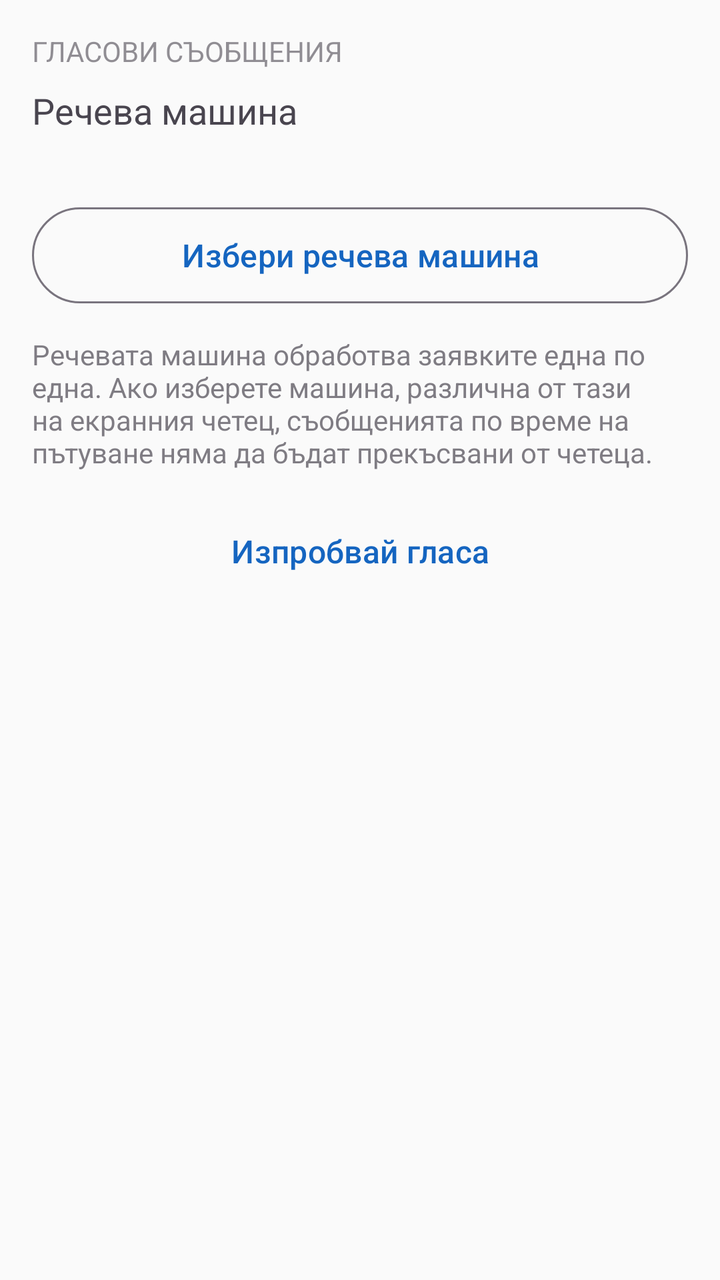
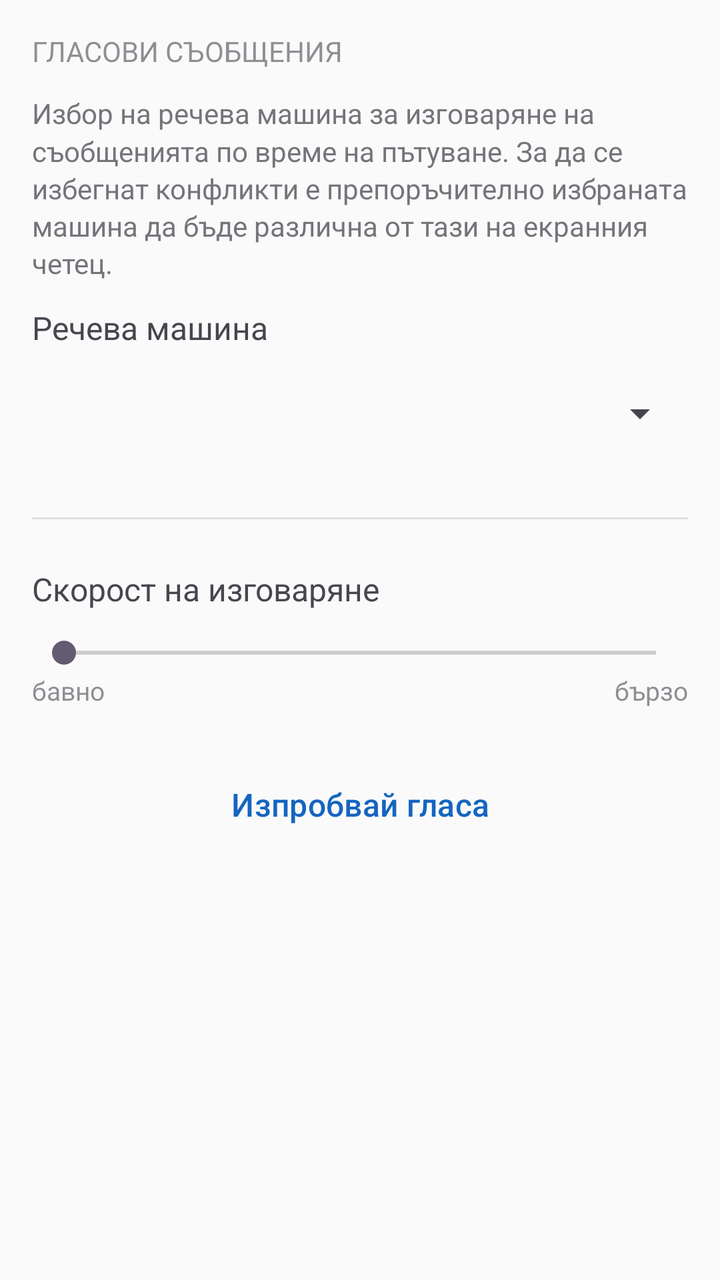

Two renders of the same Android screen: before a commit and after it. Below are the layout's source before the change and the commit's diff.
<!-- AndroidManifest.xml: application theme Theme.SofiaTransit -->
<!-- res/layout/fragment_settings.xml -->
<?xml version="1.0" encoding="utf-8"?>
<ScrollView xmlns:android="http://schemas.android.com/apk/res/android"
    android:layout_width="match_parent"
    android:layout_height="match_parent"
    android:padding="16dp">

    <LinearLayout
        android:layout_width="match_parent"
        android:layout_height="wrap_content"
        android:orientation="vertical">

        <TextView
            android:layout_width="match_parent"
            android:layout_height="wrap_content"
            android:text="Гласови съобщения"
            android:textSize="14sp"
            android:textAllCaps="true"
            android:alpha="0.6"
            android:accessibilityHeading="true"
            android:paddingBottom="8dp"/>

        <TextView android:id="@+id/tvEngineLabel"
            android:layout_width="match_parent"
            android:layout_height="wrap_content"
            android:text="Речева машина"
            android:textSize="18sp"/>

        <TextView android:id="@+id/tvEngineCurrent"
            android:layout_width="match_parent"
            android:layout_height="wrap_content"
            android:textSize="15sp"
            android:alpha="0.7"
            android:paddingTop="4dp"/>

        <Button android:id="@+id/btnChooseEngine"
            android:layout_width="match_parent"
            android:layout_height="56dp"
            android:layout_marginTop="8dp"
            android:text="Избери речева машина"
            style="@style/Widget.Material3.Button.OutlinedButton"/>

        <TextView
            android:layout_width="match_parent"
            android:layout_height="wrap_content"
            android:text="Речевата машина обработва заявките една по една. Ако изберете машина, различна от тази на екранния четец, съобщенията по време на пътуване няма да бъдат прекъсвани от четеца."
            android:textSize="14sp"
            android:alpha="0.7"
            android:paddingTop="12dp"/>

        <Button android:id="@+id/btnTestSpeech"
            android:layout_width="match_parent"
            android:layout_height="56dp"
            android:layout_marginTop="12dp"
            android:text="Изпробвай гласа"
            style="@style/Widget.Material3.Button.TextButton"/>

    </LinearLayout>
</ScrollView>
<!-- resources referenced by this layout -->
<resources>
  <style name="Theme.SofiaTransit" parent="Theme.Material3.DayNight.NoActionBar">
          <item name="colorPrimary">@color/primary</item>
          <item name="colorOnPrimary">@color/on_primary</item>
          <item name="colorPrimaryContainer">@color/primary_container</item>
          <item name="colorSurface">@color/surface</item>
          <item name="android:windowBackground">@color/background</item>
          
          <item name="android:textSize">16sp</item>
          
          <item name="minTouchTargetSize">48dp</item>
      </style>
  <color name="primary">#1565C0</color>
  <color name="on_primary">#FFFFFF</color>
  <color name="primary_container">#BBDEFB</color>
  <color name="surface">#FFFFFF</color>
  <color name="background">#FAFAFA</color>
</resources>

<!-- the commit's change to res/layout/fragment_settings.xml (unified diff, before → after) -->
@@ -17,40 +17,73 @@
             android:textAllCaps="true"
             android:alpha="0.6"
             android:accessibilityHeading="true"
-            android:paddingBottom="8dp"/>
+            android:paddingBottom="12dp"/>
 
+        
+        <TextView
+            android:layout_width="match_parent"
+            android:layout_height="wrap_content"
+            android:text="Избор на речева машина за изговаряне на съобщенията по време на пътуване. За да се избегнат конфликти е препоръчително избраната машина да бъде различна от тази на екранния четец."
+            android:textSize="14sp"
+            android:alpha="0.75"
+            android:lineSpacingMultiplier="1.15"
+            android:paddingBottom="12dp"/>
+
+        
         <TextView android:id="@+id/tvEngineLabel"
             android:layout_width="match_parent"
             android:layout_height="wrap_content"
             android:text="Речева машина"
-            android:textSize="18sp"/>
+            android:textSize="16sp"
+            android:paddingBottom="4dp"/>
 
-        <TextView android:id="@+id/tvEngineCurrent"
+        <Spinner android:id="@+id/spinnerEngine"
+            android:layout_width="match_parent"
+            android:layout_height="56dp"
+            android:minHeight="48dp"/>
+
+        <View android:layout_width="match_parent" android:layout_height="1dp"
+            android:background="#E0E0E0" android:layout_marginVertical="24dp"/>
+
+        <TextView android:id="@+id/tvRateLabel"
             android:layout_width="match_parent"
             android:layout_height="wrap_content"
-            android:textSize="15sp"
-            android:alpha="0.7"
-            android:paddingTop="4dp"/>
+            android:text="Скорост на изговаряне"
+            android:textSize="16sp"/>
 
-        <Button android:id="@+id/btnChooseEngine"
-            android:layout_width="match_parent"
-            android:layout_height="56dp"
-            android:layout_marginTop="8dp"
-            android:text="Избери речева машина"
-            style="@style/Widget.Material3.Button.OutlinedButton"/>
-
-        <TextView
+        <SeekBar android:id="@+id/seekRate"
             android:layout_width="match_parent"
             android:layout_height="wrap_content"
-            android:text="Речевата машина обработва заявките една по една. Ако изберете машина, различна от тази на екранния четец, съобщенията по време на пътуване няма да бъдат прекъсвани от четеца."
-            android:textSize="14sp"
-            android:alpha="0.7"
-            android:paddingTop="12dp"/>
+            android:layout_marginTop="12dp"/>
+
+        
+        <LinearLayout
+            android:layout_width="match_parent"
+            android:layout_height="wrap_content"
+            android:orientation="horizontal">
+
+            <TextView
+                android:layout_width="0dp" android:layout_weight="1"
+                android:layout_height="wrap_content"
+                android:text="бавно" android:textSize="13sp" android:alpha="0.6"/>
+
+            <TextView android:id="@+id/tvRateValue"
+                android:layout_width="0dp" android:layout_weight="1"
+                android:layout_height="wrap_content"
+                android:gravity="center"
+                android:textSize="14sp"/>
+
+            <TextView
+                android:layout_width="0dp" android:layout_weight="1"
+                android:layout_height="wrap_content"
+                android:gravity="end"
+                android:text="бързо" android:textSize="13sp" android:alpha="0.6"/>
+        </LinearLayout>
 
         <Button android:id="@+id/btnTestSpeech"
             android:layout_width="match_parent"
             android:layout_height="56dp"
-            android:layout_marginTop="12dp"
+            android:layout_marginTop="20dp"
             android:text="Изпробвай гласа"
             style="@style/Widget.Material3.Button.TextButton"/>
 
